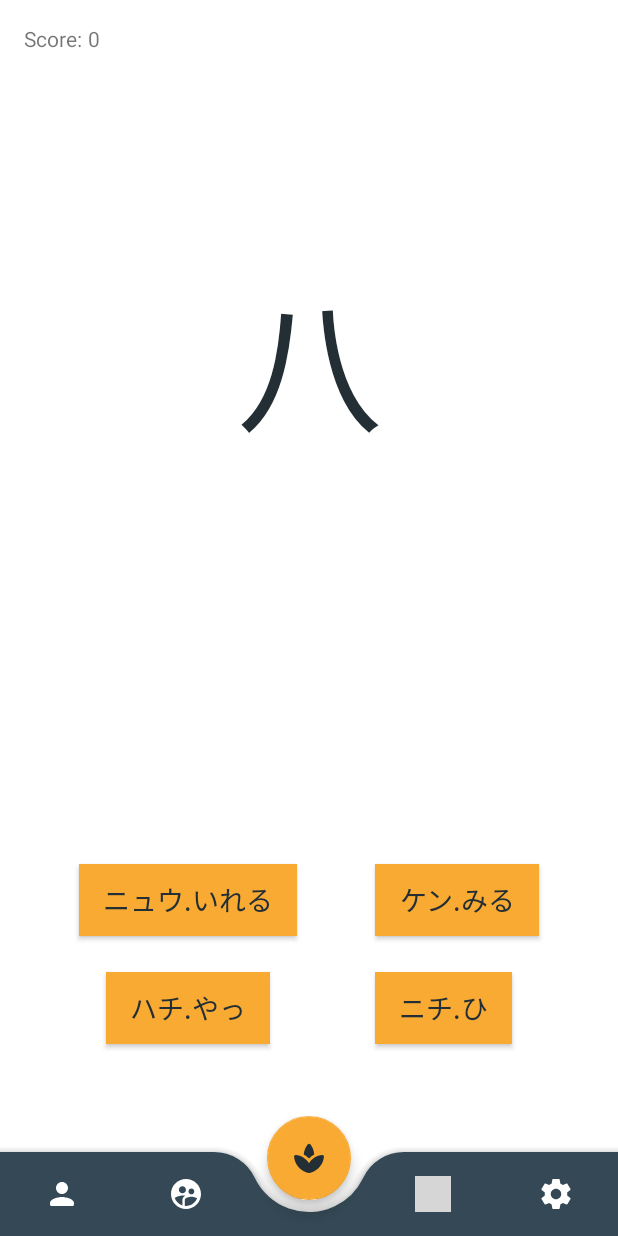
After one commit to LexuLexu/Kanji_Quiz, an Android app: the N5KanaActivity screen opened directly, with no data from a screen before it, on a phone screen of 412 x 824 dp. The commit adds this screen. Run offline under Robolectric (Android 15) with nearby library versions, the phone set to English and light mode, and no system bars; grey boxes are pictures that could not be loaded.

Commit message:
Added N5->Kana, refactored quiz system

```diff
--- a/app/src/main/AndroidManifest.xml
+++ b/app/src/main/AndroidManifest.xml
@@ -11,7 +11,7 @@
         android:roundIcon="@mipmap/ic_launcher_round"
         android:supportsRtl="true"
         android:theme="@style/Theme.QuizTest1">
-        <activity android:name=".LevelChoiceActivity"></activity>
+        <activity android:name=".LevelChoiceActivity" />
         <activity android:name=".RegisterActivity" />
         <activity android:name=".LeaderboardActivity" />
         <activity android:name=".LoginActivity">
@@ -24,7 +24,8 @@
         <activity android:name=".ProfileActivity" />
         <activity android:name=".FriendsActivity" />
         <activity android:name=".SettingsActivity" />
-        <activity android:name=".EndlessActivity" />
+        <activity android:name=".N5EnglishActivity" />
+        <activity android:name=".N5KanaActivity" />
     </application>
 
 </manifest>
--- /dev/null
+++ b/app/src/main/java/com/example/quiztest1/N5KanaActivity.java
@@ -0,0 +1,214 @@
+package com.example.quiztest1;
+
+import android.content.Intent;
+import android.os.Bundle;
+import android.view.Menu;
+import android.view.MenuItem;
+import android.view.View;
+import android.widget.Button;
+import android.widget.TextView;
+import android.widget.Toast;
+
+import androidx.annotation.NonNull;
+import androidx.appcompat.app.AppCompatActivity;
+
+import com.google.android.material.bottomnavigation.BottomNavigationView;
+
+import java.util.Random;
+
+
+public class N5KanaActivity extends AppCompatActivity {
+
+    private String[] kanji_array;
+    private String[] kana_array;
+
+    private String question_number;
+    private String question_word;
+
+    private TextView questionView;
+
+    private TextView scoreNumber;
+    private int score;
+
+    private Button answer1;
+    private Button answer2;
+    private Button answer3;
+    private Button answer4;
+
+    private Button[] button_array;
+
+    private Button correctButton;
+
+    @Override
+    protected void onCreate(Bundle savedInstanceState) {
+        super.onCreate(savedInstanceState);
+        setContentView(R.layout.activity_n5_english);
+
+        questionView = findViewById(R.id.QuestionView);
+
+        scoreNumber = findViewById(R.id.ScoreNumber);
+
+        answer1 = findViewById(R.id.button1);
+        answer2 = findViewById(R.id.button2);
+        answer3 = findViewById(R.id.button3);
+        answer4 = findViewById(R.id.button4);
+
+        button_array = new Button[4];
+
+        button_array[0] = answer1;
+        button_array[1] = answer2;
+        button_array[2] = answer3;
+        button_array[3] = answer4;
+
+        kanji_array = getResources().getStringArray(R.array.N5_Kanji);
+        kana_array = getResources().getStringArray(R.array.N5_Kana);
+        getnewQuestion(questionView);
+
+        BottomNavigationView bottomNavigationView = (BottomNavigationView) findViewById(R.id.BottomNavigationBar);
+        bottomNavigationView.setOnNavigationItemSelectedListener(new BottomNavigationView.OnNavigationItemSelectedListener() {
+        Menu menu = bottomNavigationView.getMenu();
+        MenuItem menuItem = menu.getItem(2).setChecked(false);
+
+            @Override
+            public boolean onNavigationItemSelected(@NonNull MenuItem item) {
+
+                switch(item.getItemId()) {
+
+                    case(R.id.ic_profile):
+                        Intent intent = new Intent(N5KanaActivity.this, ProfileActivity.class);
+                        startActivity(intent);
+                        break;
+
+                    case(R.id.ic_friends):
+                        Intent intent2 = new Intent(N5KanaActivity.this, FriendsActivity.class);
+                        startActivity(intent2);
+                        break;
+
+                    case(R.id.ic_leaderboard):
+                        Intent intent3 = new Intent(N5KanaActivity.this, LeaderboardActivity.class);
+                        startActivity(intent3);
+                        break;
+
+                    case(R.id.ic_settings):
+                        Intent intent4 = new Intent(N5KanaActivity.this, SettingsActivity.class);
+                        startActivity(intent4);
+                        break;
+
+                }
+                return false;
+
+            }
+
+        });
+    }
+
+    public void getnewQuestion (View view) {
+
+        answer_question(view);
+
+        get_random_button();
+
+        Random rnd = new Random();
+
+        int arrayIndex = rnd.nextInt(kanji_array.length);
+
+        question_number = kanji_array[arrayIndex];
+
+        questionView.setText(question_number);
+
+        correctButton = get_random_button();
+        question_word = kana_array[arrayIndex];
+
+
+        for (Button button : button_array) {
+
+            button.setText(kana_array[rnd.nextInt(kana_array.length)]);
+
+        }
+
+        correctButton.setText(question_word);
+
+        for (Button button : button_array) {
+
+            while (button != correctButton && button.getText() == question_word) {
+
+                button.setText(kana_array[rnd.nextInt(kana_array.length)]);
+
+            }
+
+        }
+
+    }
+
+    public Button get_random_button() {
+
+        Random rnd = new Random();
+
+        Button chosenButton = button_array[rnd.nextInt(button_array.length)];
+
+        System.out.println(chosenButton);
+
+        return chosenButton;
+    }
+
+    public void answer_question(View v) {
+
+        switch (v.getId()) {
+            case R.id.button1:
+                if (answer1.getText() == question_word) {
+                    correctAnswer();
+                }
+                else {
+                    incorrectAnswer();
+                }
+                break;
+
+            case R.id.button2:
+                if (answer2.getText() == question_word) {
+                    correctAnswer();
+                }
+                else {
+                    incorrectAnswer();
+                }
+                break;
+
+            case R.id.button3:
+                if (answer3.getText() == question_word) {
+                    correctAnswer();
+                }
+                else {
+                    incorrectAnswer();
+                }
+                break;
+
+            case R.id.button4:
+                if (answer4.getText() == question_word) {
+                    correctAnswer();
+                }
+                else {
+                    incorrectAnswer();
+                }
+                break;
+
+        }
+
+    }
+
+    public void correctAnswer() {
+        scoreNumber.setTextColor(this.getResources().getColor(R.color.correct));
+        score++;
+        scoreNumber.setText(Integer.toString(score));
+    }
+
+    public void incorrectAnswer () {
+        scoreNumber.setTextColor(this.getResources().getColor(R.color.incorrect));
+        Toast.makeText(N5KanaActivity.this, "Correct answer: " + question_word, Toast.LENGTH_SHORT).show();
+    }
+
+    public void go_to_questions (View view) {
+
+        Intent levelChoiceIntent = new Intent(N5KanaActivity.this, LevelChoiceActivity.class);
+        startActivity(levelChoiceIntent);
+
+    }
+}
--- a/app/src/main/res/layout/activity_level_choice.xml
+++ b/app/src/main/res/layout/activity_level_choice.xml
@@ -75,6 +75,7 @@
         android:layout_marginTop="8dp"
         android:backgroundTint="@color/colorAccent"
         android:includeFontPadding="false"
+        android:onClick="go_to_n5Kana"
         android:padding="12dp"
         android:text="かなへ"
         android:textAppearance="@style/TextAppearance.AppCompat.Medium"
@@ -93,7 +94,7 @@
         android:layout_marginEnd="24dp"
         android:backgroundTint="@color/colorAccent"
         android:includeFontPadding="false"
-        android:onClick="go_to_quiz"
+        android:onClick="go_to_n5English"
         android:padding="12dp"
         android:text="To English"
         android:textAppearance="@style/TextAppearance.AppCompat.Medium"
--- a/app/src/main/res/layout/activity_endless.xml
+++ b/app/src/main/res/layout/activity_n5_english.xml
@@ -4,7 +4,7 @@
     xmlns:tools="http://schemas.android.com/tools"
     android:layout_width="match_parent"
     android:layout_height="match_parent"
-    tools:context=".EndlessActivity">
+    tools:context=".N5EnglishActivity">
 
     <TextView
         android:id="@+id/QuestionView"
@@ -148,6 +148,7 @@
             android:id="@+id/fab"
             android:layout_width="wrap_content"
             android:layout_height="wrap_content"
+            android:onClick="go_to_questions"
             app:backgroundTint="@color/colorAccent"
             app:layout_anchor="@+id/BottomNavBar"
             app:layout_anchorGravity="top|center"
--- a/app/src/main/res/values/strings.xml
+++ b/app/src/main/res/values/strings.xml
@@ -131,6 +131,88 @@
         <item>雨</item>
     </string-array>
 
+    <string-array name="N5_Kana">
+        <item>ニチ.ひ</item>
+        <item>イチ.ひと</item>
+        <item>コク.くに</item>
+        <item>ジン.ひと</item>
+        <item>ネン.とし</item>
+        <item>ダイ.おお</item>
+        <item>ジュウ.とお</item>
+        <item>ニ.ふた</item>
+        <item>ホン</item>
+        <item>チュウ.なか</item>
+        <item>チョウ.なが</item>
+        <item>でる</item>
+        <item>サン.ミ</item>
+        <item>ジ.とき</item>
+        <item>いき</item>
+        <item>ケン.みる</item>
+        <item>ゲツ</item>
+        <item>ゴ.あと</item>
+        <item>ゼン.まえ</item>
+        <item>セイ</item>
+        <item>ゴ.いつ</item>
+        <item>ケン.あいだ</item>
+        <item>ジョウ.あげる</item>
+        <item>トウ.ひがし</item>
+        <item>シ. よっ</item>
+        <item>コン.イ</item>
+        <item>キン.かね</item>
+        <item>キュウ.ここの</item>
+        <item>ニュウ.いれる</item>
+        <item>ガク</item>
+        <item>たかい</item>
+        <item>エン.まる</item>
+        <item>シ.こ</item>
+        <item>ガイ.そと</item>
+        <item>ハチ.やっ</item>
+        <item>ロク. むっ</item>
+        <item>ゲ.した</item>
+        <item>ライ.くる</item>
+        <item>キ</item>
+        <item>ショウ.ちいさい</item>
+        <item>シチ.なな</item>
+        <item>サン.やま</item>
+        <item>はなし</item>
+        <item>ジョ.おんな</item>
+        <item>ホク.きた</item>
+        <item>ゴ</item>
+        <item>ヒャク</item>
+        <item>ショ.かく</item>
+        <item>セン.さき</item>
+        <item>メイ.な</item>
+        <item>セン.かわ</item>
+        <item>セン</item>
+        <item>スイ.みず</item>
+        <item>ハン</item>
+        <item>ダン.おとこ</item>
+        <item>にし</item>
+        <item>デン</item>
+        <item>コウ</item>
+        <item>ご</item>
+        <item>ド</item>
+        <item>き</item>
+        <item>ブン.きく</item>
+        <item>ショク.たべる</item>
+        <item>シャ.くるま</item>
+        <item>なに</item>
+        <item>みなみ</item>
+        <item>マン</item>
+        <item>マイ</item>
+        <item>ハク.しろ</item>
+        <item>テン</item>
+        <item>はは</item>
+        <item>カ.ひ</item>
+        <item>みぎ</item>
+        <item>よむ</item>
+        <item>ユウ.とも</item>
+        <item>ひだり</item>
+        <item>キュウ.やすむ</item>
+        <item>ちち</item>
+        <item>あめ</item>
+    </string-array>
+
     <string-array name="N5_English">
         <item>sun</item>
         <item>one</item>
```
Also changed, not shown: app/src/main/java/com/example/quiztest1/LevelChoiceActivity.java (+8 -2 lines), app/src/main/java/com/example/quiztest1/N5EnglishActivity.java (renamed from app/src/main/java/com/example/quiztest1/EndlessActivity.java, +8 -8 lines), app/src/main/res/layout/activity_n5_kana.xml (added, +160 -0 lines).
